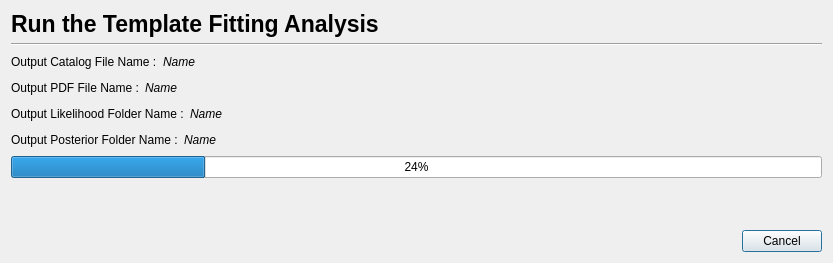
The window that PhzQtUI/auxdir/PhzQtUI/DialogRunAnalysis.ui (astrorama/Phosphoros) describes before a commit, drawn with Qt 5.
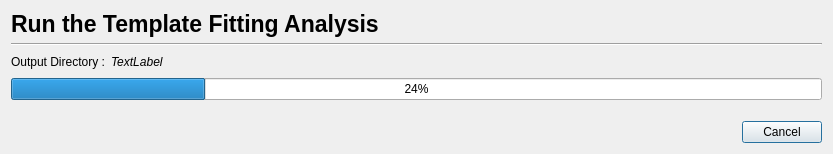
The same window after the commit.

Commit message: Modify the message of the run analysis dialog, to contain only the output folder

```diff
--- a/PhzQtUI/auxdir/PhzQtUI/DialogRunAnalysis.ui
+++ b/PhzQtUI/auxdir/PhzQtUI/DialogRunAnalysis.ui
@@ -7,7 +7,7 @@
     <x>0</x>
     <y>0</y>
     <width>833</width>
-    <height>263</height>
+    <height>154</height>
    </rect>
   </property>
   <property name="windowTitle">
@@ -57,7 +57,7 @@
      <item>
       <widget class="QLabel" name="label_cat">
        <property name="text">
-        <string>Output Catalog File Name :</string>
+        <string>Output Directory :</string>
        </property>
       </widget>
      </item>
@@ -69,7 +69,7 @@
         </font>
        </property>
        <property name="text">
-        <string>Name</string>
+        <string>TextLabel</string>
        </property>
       </widget>
      </item>
@@ -88,114 +88,6 @@
      </item>
     </layout>
    </item>
-   <item>
-    <layout class="QHBoxLayout" name="lay_pdf">
-     <item>
-      <widget class="QLabel" name="label_pdf">
-       <property name="text">
-        <string>Output PDF File Name :</string>
-       </property>
-      </widget>
-     </item>
-     <item>
-      <widget class="QLabel" name="label_name_pdf">
-       <property name="font">
-        <font>
-         <italic>true</italic>
-        </font>
-       </property>
-       <property name="text">
-        <string>Name</string>
-       </property>
-      </widget>
-     </item>
-     <item>
-      <spacer name="horizontalSpacer_3">
-       <property name="orientation">
-        <enum>Qt::Horizontal</enum>
-       </property>
-       <property name="sizeHint" stdset="0">
-        <size>
-         <width>40</width>
-         <height>20</height>
-        </size>
-       </property>
-      </spacer>
-     </item>
-    </layout>
-   </item>
-   <item>
-    <layout class="QHBoxLayout" name="lay_lik">
-     <item>
-      <widget class="QLabel" name="label_lik">
-       <property name="text">
-        <string>Output Likelihood Folder Name :</string>
-       </property>
-      </widget>
-     </item>
-     <item>
-      <widget class="QLabel" name="label_name_lik">
-       <property name="font">
-        <font>
-         <italic>true</italic>
-        </font>
-       </property>
-       <property name="text">
-        <string>Name</string>
-       </property>
-      </widget>
-     </item>
-     <item>
-      <spacer name="horizontalSpacer_5">
-       <property name="orientation">
-        <enum>Qt::Horizontal</enum>
-       </property>
-       <property name="sizeHint" stdset="0">
-        <size>
-         <width>40</width>
-         <height>20</height>
-        </size>
-       </property>
-      </spacer>
-     </item>
-    </layout>
-   </item>
-   <item>
-    <layout class="QHBoxLayout" name="lay_lik_2">
-     <item>
-      <widget class="QLabel" name="label_pos">
-       <property name="text">
-        <string>Output Posterior Folder Name :</string>
-       </property>
-      </widget>
-     </item>
-     <item>
-      <widget class="QLabel" name="label_name_pos">
-       <property name="font">
-        <font>
-         <italic>true</italic>
-        </font>
-       </property>
-       <property name="text">
-        <string>Name</string>
-       </property>
-      </widget>
-     </item>
-     <item>
-      <spacer name="horizontalSpacer_6">
-       <property name="orientation">
-        <enum>Qt::Horizontal</enum>
-       </property>
-       <property name="sizeHint" stdset="0">
-        <size>
-         <width>40</width>
-         <height>20</height>
-        </size>
-       </property>
-      </spacer>
-     </item>
-    </layout>
-   </item>
    <item>
     <widget class="QProgressBar" name="progressBar">
      <property name="value">
```
Left out of the diff: 4 changed lines with no effect on the pictures. The commit also changes 3 other files.
